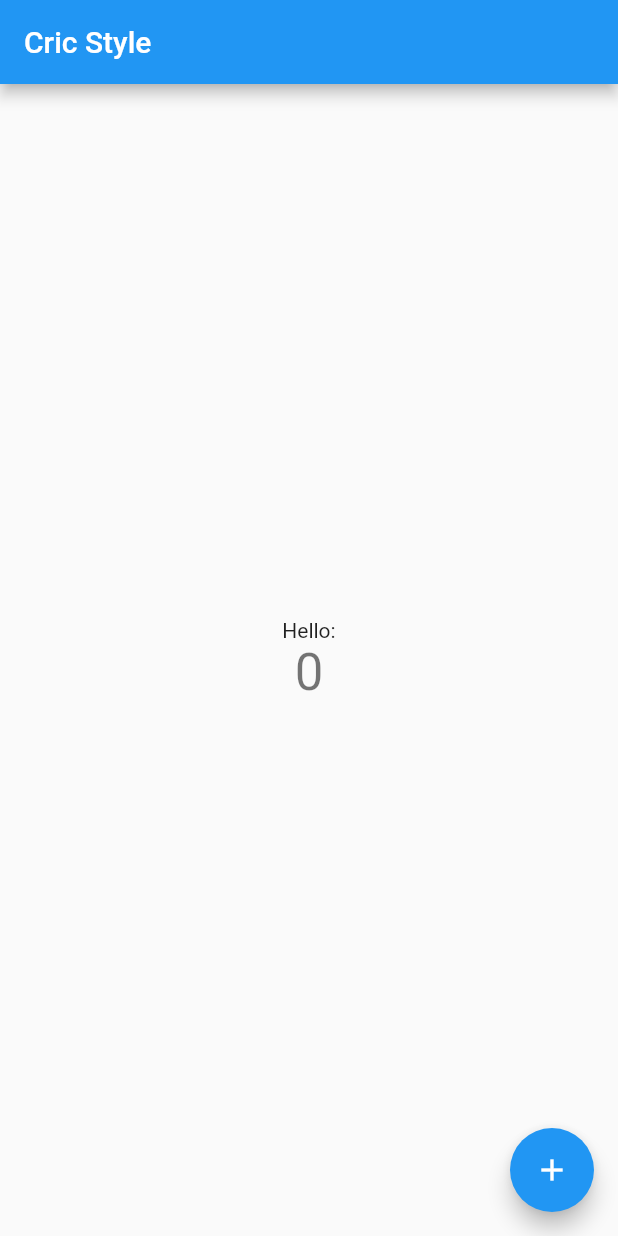
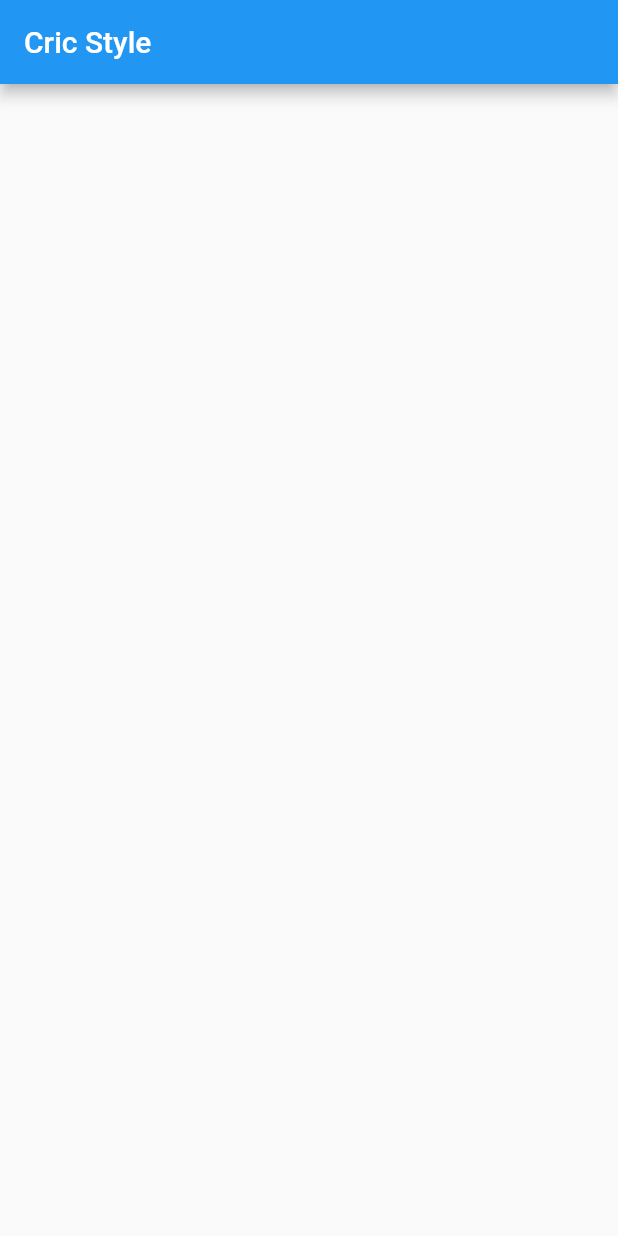
Before and after one commit to Rajat-dey/cricstyle_app, a Flutter app: the screen it shows after launch, on a phone screen of 412 x 824 dp. Run offline on Flutter 3.47's test engine with Material 2 defaults, Android fonts, the phone set to English and light mode, and no system bars.

Commit message:
Developing Initialization

```diff
--- a/lib/main.dart
+++ b/lib/main.dart
@@ -8,6 +8,7 @@ class MyApp extends StatelessWidget {
   Widget build(BuildContext context) {
     return MaterialApp(
       title: 'Cric Style',
+      debugShowCheckedModeBanner: false,
       theme: ThemeData(
         // This is the theme of your application.
         //
@@ -28,14 +29,7 @@ class MyApp extends StatelessWidget {
 class MyHomePage extends StatefulWidget {
   MyHomePage({Key key, this.title}) : super(key: key);
 
-  // This widget is the home page of your application. It is stateful, meaning
-  // that it has a State object (defined below) that contains fields that affect
-  // how it looks.
 
-  // This class is the configuration for the state. It holds the values (in this
-  // case the title) provided by the parent (in this case the App widget) and
-  // used by the build method of the State. Fields in a Widget subclass are
-  // always marked "final".
 
   final String title;
 
@@ -46,66 +40,21 @@ class MyHomePage extends StatefulWidget {
 class _MyHomePageState extends State<MyHomePage> {
   int _counter = 0;
 
-  void _incrementCounter() {
-    setState(() {
-      // This call to setState tells the Flutter framework that something has
-      // changed in this State, which causes it to rerun the build method below
-      // so that the display can reflect the updated values. If we changed
-      // _counter without calling setState(), then the build method would not be
-      // called again, and so nothing would appear to happen.
-      _counter++;
-    });
-  }
+
 
   @override
   Widget build(BuildContext context) {
-    // This method is rerun every time setState is called, for instance as done
-    // by the _incrementCounter method above.
-    //
-    // The Flutter framework has been optimized to make rerunning build methods
-    // fast, so that you can just rebuild anything that needs updating rather
-    // than having to individually change instances of widgets.
+
+
+
     return Scaffold(
       appBar: AppBar(
         // Here we take the value from the MyHomePage object that was created by
         // the App.build method, and use it to set our appbar title.
         title: Text(widget.title),
       ),
-      body: Center(
-        // Center is a layout widget. It takes a single child and positions it
-        // in the middle of the parent.
-        child: Column(
-          // Column is also a layout widget. It takes a list of children and
-          // arranges them vertically. By default, it sizes itself to fit its
-          // children horizontally, and tries to be as tall as its parent.
-          //
-          // Invoke "debug painting" (press "p" in the console, choose the
-          // "Toggle Debug Paint" action from the Flutter Inspector in Android
-          // Studio, or the "Toggle Debug Paint" command in Visual Studio Code)
-          // to see the wireframe for each widget.
-          //
-          // Column has various properties to control how it sizes itself and
-          // how it positions its children. Here we use mainAxisAlignment to
-          // center the children vertically; the main axis here is the vertical
-          // axis because Columns are vertical (the cross axis would be
-          // horizontal).
-          mainAxisAlignment: MainAxisAlignment.center,
-          children: <Widget>[
-            Text(
-              'Hello:',
-            ),
-            Text(
-              '$_counter',
-              style: Theme.of(context).textTheme.display1,
-            ),
-          ],
-        ),
-      ),
-      floatingActionButton: FloatingActionButton(
-        onPressed: _incrementCounter,
-        tooltip: 'Increment',
-        child: Icon(Icons.add),
-      ), // This trailing comma makes auto-formatting nicer for build methods.
+
+
     );
   }
 }
```
Also changed, not shown: 1 other file.
